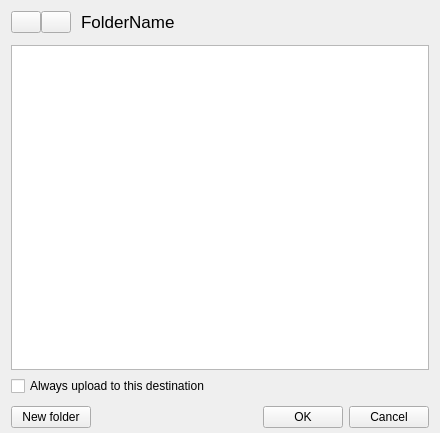
Old version of the form src/MEGASync/gui/node_selector/gui/linux/NodeSelectorTreeViewWidget.ui in the repository meganz/MEGAsync.
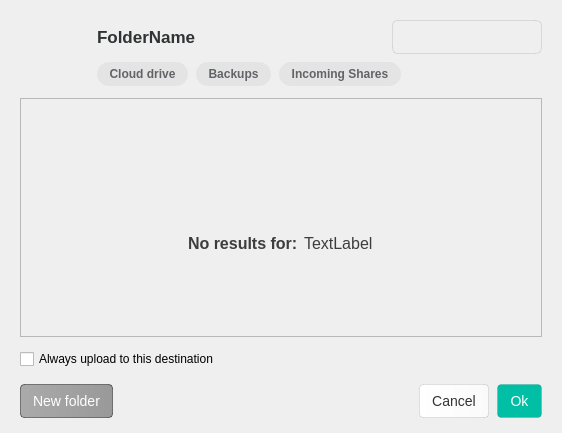
New version of the form. The open tabs and pages were chosen to show the change. Icons and pictures are not drawn. Custom widgets are drawn as their Qt base class.

Commit message: SNC-2928 and SNC-3195. Add search feature to File picker dialog

Diff of the .ui file:
```diff
--- a/src/MEGASync/gui/node_selector/gui/linux/NodeSelectorTreeViewWidget.ui
+++ b/src/MEGASync/gui/node_selector/gui/linux/NodeSelectorTreeViewWidget.ui
@@ -6,56 +6,75 @@
    <rect>
     <x>0</x>
     <y>0</y>
-    <width>440</width>
+    <width>562</width>
     <height>433</height>
    </rect>
   </property>
   <property name="windowTitle">
    <string notr="true"/>
   </property>
-  <layout class="QVBoxLayout" name="verticalLayout">
+  <property name="styleSheet">
+   <string notr="true">QToolButton
+{
+border:none;
+}</string>
+  </property>
+  <layout class="QVBoxLayout" name="NodeSelectorWidgetLayout">
+   <property name="spacing">
+    <number>12</number>
+   </property>
+   <property name="leftMargin">
+    <number>20</number>
+   </property>
+   <property name="topMargin">
+    <number>20</number>
+   </property>
+   <property name="rightMargin">
+    <number>20</number>
+   </property>
    <property name="bottomMargin">
-    <number>5</number>
+    <number>15</number>
    </property>
    <item>
-    <layout class="QHBoxLayout" name="horizontalLayout_3">
-     <property name="spacing">
-      <number>0</number>
-     </property>
+    <layout class="QGridLayout" name="gridLayout">
      <property name="topMargin">
       <number>0</number>
      </property>
      <property name="bottomMargin">
-      <number>6</number>
+      <number>0</number>
      </property>
-     <item alignment="Qt::AlignVCenter">
-      <widget class="QPushButton" name="bBack">
-       <property name="maximumSize">
+     <property name="horizontalSpacing">
+      <number>2</number>
+     </property>
+     <property name="verticalSpacing">
+      <number>8</number>
+     </property>
+     <item row="0" column="10">
+      <widget class="SearchLineEdit" name="leSearch">
+       <property name="minimumSize">
         <size>
-         <width>30</width>
-         <height>16777215</height>
+         <width>150</width>
+         <height>34</height>
         </size>
        </property>
        <property name="styleSheet">
-        <string notr="true"/>
+        <string notr="true">QFrame{
+border-radius:6px;
+border-width:1px 1px 1px 1px;
+border-style:solid;
+border-color:rgba(0,0,0,0.1);
+min-height:32px;
+}</string>
        </property>
-       <property name="text">
-        <string/>
+       <property name="frameShape">
+        <enum>QFrame::StyledPanel</enum>
        </property>
-       <property name="icon">
-        <iconset resource="../../../Resources_linux.qrc">
-         <normaloff>:/images/node_selector/arrow-left-ico.png</normaloff>
-         <disabledoff>:/images/node_selector/arrow-left-disabled-ico.png</disabledoff>:/images/node_selector/arrow-left-ico.png</iconset>
-       </property>
-       <property name="iconSize">
-        <size>
-         <width>16</width>
-         <height>16</height>
-        </size>
+       <property name="frameShadow">
+        <enum>QFrame::Plain</enum>
        </property>
       </widget>
      </item>
-     <item alignment="Qt::AlignVCenter">
+     <item row="0" column="1">
       <widget class="QPushButton" name="bForward">
        <property name="maximumSize">
         <size>
@@ -63,6 +82,16 @@
          <height>16777215</height>
         </size>
        </property>
+       <property name="cursor">
+        <cursorShape>PointingHandCursor</cursorShape>
+       </property>
+       <property name="styleSheet">
+        <string notr="true">QPushButton {
+    border: none;
+    background-color: transparent;
+    padding: 0px;
+}</string>
+       </property>
        <property name="text">
         <string/>
        </property>
@@ -73,13 +102,13 @@
        </property>
        <property name="iconSize">
         <size>
-         <width>16</width>
-         <height>16</height>
+         <width>24</width>
+         <height>24</height>
         </size>
        </property>
       </widget>
      </item>
-     <item>
+     <item row="0" column="2">
       <spacer name="horizontalSpacer_5">
        <property name="orientation">
         <enum>Qt::Horizontal</enum>
@@ -89,18 +118,139 @@
        </property>
        <property name="sizeHint" stdset="0">
         <size>
-         <width>10</width>
+         <width>13</width>
          <height>20</height>
         </size>
        </property>
       </spacer>
      </item>
-     <item alignment="Qt::AlignHCenter|Qt::AlignVCenter">
+     <item row="0" column="4">
+      <widget class="QLabel" name="searchingText">
+       <property name="styleSheet">
+        <string notr="true">*{
+font-size:17px;
+color:#3D3D3D;
+}</string>
+       </property>
+       <property name="text">
+        <string notr="true"/>
+       </property>
+      </widget>
+     </item>
+     <item row="0" column="5">
+      <spacer name="syncSpacer">
+       <property name="orientation">
+        <enum>Qt::Horizontal</enum>
+       </property>
+       <property name="sizeType">
+        <enum>QSizePolicy::Fixed</enum>
+       </property>
+       <property name="sizeHint" stdset="0">
+        <size>
+         <width>13</width>
+         <height>20</height>
+        </size>
+       </property>
+      </spacer>
+     </item>
+     <item row="0" column="6">
+      <widget class="QLabel" name="lIcon">
+       <property name="minimumSize">
+        <size>
+         <width>0</width>
+         <height>0</height>
+        </size>
+       </property>
+       <property name="maximumSize">
+        <size>
+         <width>16777215</width>
+         <height>16777215</height>
+        </size>
+       </property>
+       <property name="text">
+        <string notr="true"/>
+       </property>
+       <property name="alignment">
+        <set>Qt::AlignCenter</set>
+       </property>
+       <property name="margin">
+        <number>0</number>
+       </property>
+       <property name="indent">
+        <number>-1</number>
+       </property>
+      </widget>
+     </item>
+     <item row="0" column="0">
+      <widget class="QPushButton" name="bBack">
+       <property name="maximumSize">
+        <size>
+         <width>30</width>
+         <height>16777215</height>
+        </size>
+       </property>
+       <property name="cursor">
+        <cursorShape>PointingHandCursor</cursorShape>
+       </property>
+       <property name="styleSheet">
+        <string notr="true">QPushButton {
+    border: none;
+    background-color: transparent;
+    padding: 0px;
+}
+</string>
+       </property>
+       <property name="text">
+        <string/>
+       </property>
+       <property name="icon">
+        <iconset resource="../../../Resources_linux.qrc">
+         <normaloff>:/images/node_selector/chevron-left-active.png</normaloff>
+         <disabledoff>:/images/node_selector/chevron-left.png</disabledoff>:/images/node_selector/chevron-left-active.png</iconset>
+       </property>
+       <property name="iconSize">
+        <size>
+         <width>24</width>
+         <height>24</height>
+        </size>
+       </property>
+      </widget>
+     </item>
+     <item row="0" column="9">
+      <spacer name="horizontalSpacer_4">
+       <property name="orientation">
+        <enum>Qt::Horizontal</enum>
+       </property>
+       <property name="sizeHint" stdset="0">
+        <size>
+         <width>40</width>
+         <height>20</height>
+        </size>
+       </property>
+      </spacer>
+     </item>
+     <item row="0" column="7">
+      <spacer name="avatarSpacer">
+       <property name="orientation">
+        <enum>Qt::Horizontal</enum>
+       </property>
+       <property name="sizeType">
+        <enum>QSizePolicy::Fixed</enum>
+       </property>
+       <property name="sizeHint" stdset="0">
+        <size>
+         <width>13</width>
+         <height>20</height>
+        </size>
+       </property>
+      </spacer>
+     </item>
+     <item row="0" column="3">
       <widget class="QLabel" name="lFolderName">
        <property name="font">
         <font>
          <pointsize>-1</pointsize>
-         <bold>false</bold>
+         <bold>true</bold>
          <strikeout>false</strikeout>
          <kerning>false</kerning>
         </font>
@@ -108,6 +258,8 @@
        <property name="styleSheet">
         <string notr="true">QLabel{
 font-size:17px;
+font-weight: bold;
+color:#303233;
 }</string>
        </property>
        <property name="text">
@@ -115,67 +267,7 @@
        </property>
       </widget>
      </item>
-     <item>
-      <spacer name="syncSpacer">
-       <property name="orientation">
-        <enum>Qt::Horizontal</enum>
-       </property>
-       <property name="sizeType">
-        <enum>QSizePolicy::Fixed</enum>
-       </property>
-       <property name="sizeHint" stdset="0">
-        <size>
-         <width>10</width>
-         <height>20</height>
-        </size>
-       </property>
-      </spacer>
-     </item>
-     <item>
-      <widget class="QLabel" name="lIcon">
-       <property name="minimumSize">
-        <size>
-         <width>0</width>
-         <height>0</height>
-        </size>
-       </property>
-       <property name="maximumSize">
-        <size>
-         <width>16777215</width>
-         <height>16777215</height>
-        </size>
-       </property>
-       <property name="text">
-        <string/>
-       </property>
-       <property name="alignment">
-        <set>Qt::AlignCenter</set>
-       </property>
-       <property name="margin">
-        <number>0</number>
-       </property>
-       <property name="indent">
-        <number>-1</number>
-       </property>
-      </widget>
-     </item>
-     <item>
-      <spacer name="avatarSpacer">
-       <property name="orientation">
-        <enum>Qt::Horizontal</enum>
-       </property>
-       <property name="sizeType">
-        <enum>QSizePolicy::Fixed</enum>
-       </property>
-       <property name="sizeHint" stdset="0">
-        <size>
-         <width>10</width>
-         <height>20</height>
-        </size>
-       </property>
-      </spacer>
-     </item>
-     <item>
+     <item row="0" column="8">
       <widget class="QLabel" name="lOwnerIcon">
        <property name="minimumSize">
         <size>
@@ -197,15 +289,215 @@
        </property>
       </widget>
      </item>
-     <item>
-      <spacer name="horizontalSpacer_4">
+     <item row="1" column="3" colspan="8" alignment="Qt::AlignLeft">
+      <widget class="QWidget" name="searchButtonsWidget" native="true">
+       <property name="minimumSize">
+        <size>
+         <width>0</width>
+         <height>0</height>
+        </size>
+       </property>
+       <property name="maximumSize">
+        <size>
+         <width>16777215</width>
+         <height>24</height>
+        </size>
+       </property>
+       <property name="styleSheet">
+        <string notr="true">QToolButton
+{
+  border-radius: 12px;
+  font-weight: 600;
+  height:24px;
+  padding-left:8px;
+  padding-right:8px;
+  background-color: rgba(0, 0, 0, 0.05);
+  color:#616366;
+}
+
+QToolButton:checked
+{
+  background-color: #04101E;
+  color:#FAFAFB;
+}
+
+QToolButton:hover
+{
+  background-color: rgba(0, 0, 0, 0.1);
+  color:#616366;
+}
+
+
+QToolButton:pressed
+{
+  background-color: rgba(0, 0, 0, 0.2);
+  color:#616366;
+}
+</string>
+       </property>
+       <layout class="QHBoxLayout" name="horizontalLayout_2">
+        <property name="spacing">
+         <number>8</number>
+        </property>
+        <property name="leftMargin">
+         <number>0</number>
+        </property>
+        <property name="topMargin">
+         <number>0</number>
+        </property>
+        <property name="bottomMargin">
+         <number>0</number>
+        </property>
+        <item>
+         <widget class="QToolButton" name="cloudDriveSearch">
+          <property name="cursor">
+           <cursorShape>PointingHandCursor</cursorShape>
+          </property>
+          <property name="tabletTracking">
+           <bool>false</bool>
+          </property>
+          <property name="autoFillBackground">
+           <bool>false</bool>
+          </property>
+          <property name="styleSheet">
+           <string notr="true"/>
+          </property>
+          <property name="text">
+           <string>Cloud drive</string>
+          </property>
+          <property name="icon">
+           <iconset resource="../../../Resources_linux.qrc">
+            <normaloff>:/images/node_selector/search_filter/small_cloud_default.png</normaloff>:/images/node_selector/search_filter/small_cloud_default.png</iconset>
+          </property>
+          <property name="iconSize">
+           <size>
+            <width>16</width>
+            <height>16</height>
+           </size>
+          </property>
+          <property name="checkable">
+           <bool>true</bool>
+          </property>
+          <property name="autoExclusive">
+           <bool>false</bool>
+          </property>
+          <property name="toolButtonStyle">
+           <enum>Qt::ToolButtonTextBesideIcon</enum>
+          </property>
+          <property name="default_icon" stdset="0">
+           <string notr="true">qrc:/images/node_selector/search_filter/small_cloud_default.png</string>
+          </property>
+          <property name="not_change_text_color" stdset="0">
+           <bool>true</bool>
+          </property>
+          <property name="icon_spacing" stdset="0">
+           <UInt>6</UInt>
+          </property>
+          <property name="hover_selected" stdset="0">
+           <bool>true</bool>
+          </property>
+          <attribute name="buttonGroup">
+           <string notr="true">searchFilterButtonGroup</string>
+          </attribute>
+         </widget>
+        </item>
+        <item>
+         <widget class="QToolButton" name="backupsSearch">
+          <property name="cursor">
+           <cursorShape>PointingHandCursor</cursorShape>
+          </property>
+          <property name="text">
+           <string>Backups</string>
+          </property>
+          <property name="icon">
+           <iconset resource="../../../Resources_linux.qrc">
+            <normaloff>:/images/node_selector/search_filter/small_database_default.png</normaloff>:/images/node_selector/search_filter/small_database_default.png</iconset>
+          </property>
+          <property name="iconSize">
+           <size>
+            <width>16</width>
+            <height>16</height>
+           </size>
+          </property>
+          <property name="checkable">
+           <bool>true</bool>
+          </property>
+          <property name="toolButtonStyle">
+           <enum>Qt::ToolButtonTextBesideIcon</enum>
+          </property>
+          <property name="default_icon" stdset="0">
+           <string notr="true">qrc:/images/node_selector/search_filter/small_database_default.png</string>
+          </property>
+          <property name="not_change_text_color" stdset="0">
+           <bool>true</bool>
+          </property>
+          <property name="icon_spacing" stdset="0">
+           <UInt>6</UInt>
+          </property>
+          <property name="hover_selected" stdset="0">
+           <bool>true</bool>
+          </property>
+          <attribute name="buttonGroup">
+           <string notr="true">searchFilterButtonGroup</string>
+          </attribute>
+         </widget>
+        </item>
+        <item>
+         <widget class="QToolButton" name="incomingSharesSearch">
+          <property name="cursor">
+           <cursorShape>PointingHandCursor</cursorShape>
+          </property>
+          <property name="text">
+           <string>Incoming Shares</string>
+          </property>
+          <property name="icon">
+           <iconset resource="../../../Resources_linux.qrc">
+            <normaloff>:/images/node_selector/search_filter/small_folder_default.png</normaloff>:/images/node_selector/search_filter/small_folder_default.png</iconset>
+          </property>
+          <property name="iconSize">
+           <size>
+            <width>16</width>
+            <height>16</height>
+           </size>
+          </property>
+          <property name="checkable">
+           <bool>true</bool>
+          </property>
+          <property name="toolButtonStyle">
+           <enum>Qt::ToolButtonTextBesideIcon</enum>
+          </property>
+          <property name="default_icon" stdset="0">
+           <string notr="true">qrc:/images/node_selector/search_filter/small_folder_default.png</string>
+          </property>
+          <property name="not_change_text_color" stdset="0">
+           <bool>true</bool>
+          </property>
+          <property name="icon_spacing" stdset="0">
+           <UInt>6</UInt>
+          </property>
+          <property name="hover_selected" stdset="0">
+           <bool>true</bool>
+          </property>
+          <attribute name="buttonGroup">
+           <string notr="true">searchFilterButtonGroup</string>
+          </attribute>
+         </widget>
+        </item>
+       </layout>
+      </widget>
+     </item>
+     <item row="1" column="2">
+      <spacer name="verticalSpacer_3">
        <property name="orientation">
-        <enum>Qt::Horizontal</enum>
+        <enum>Qt::Vertical</enum>
+       </property>
+       <property name="sizeType">
+        <enum>QSizePolicy::Fixed</enum>
        </property>
        <property name="sizeHint" stdset="0">
         <size>
-         <width>40</width>
-         <height>20</height>
+         <width>0</width>
+         <height>7</height>
         </size>
        </property>
       </spacer>
@@ -213,20 +505,43 @@
     </layout>
    </item>
    <item>
-    <widget class="NodeSelectorTreeView" name="tMegaFolders">
-     <property name="font">
-      <font>
-       <pointsize>-1</pointsize>
-      </font>
+    <widget class="QStackedWidget" name="stackedWidget">
+     <property name="currentIndex">
+      <number>0</number>
      </property>
-     <property name="focusPolicy">
-      <enum>Qt::StrongFocus</enum>
-     </property>
-     <property name="styleSheet">
-      <string notr="true">QTreeView {
+     <widget class="QWidget" name="treeViewPage">
+      <layout class="QVBoxLayout" name="verticalLayout_2">
+       <property name="leftMargin">
+        <number>0</number>
+       </property>
+       <property name="topMargin">
+        <number>0</number>
+       </property>
+       <property name="rightMargin">
+        <number>0</number>
+       </property>
+       <property name="bottomMargin">
+        <number>0</number>
+       </property>
+       <item>
+        <widget class="NodeSelectorTreeView" name="tMegaFolders">
+         <property name="font">
+          <font>
+           <family>SF Pro Display</family>
+           <pointsize>-1</pointsize>
+           <bold>false</bold>
+          </font>
+         </property>
+         <property name="focusPolicy">
+          <enum>Qt::StrongFocus</enum>
+         </property>
+         <property name="styleSheet">
+          <string notr="true">QTreeView {
     show-decoration-selected: 1;
 	selection-background-color: #3393df;
-	 font-size: 12px;
+    font-family:SF Pro Display;
+	 font-size: 14px;
+	font-weight:400;
  	qproperty-indentation: 18; 
 	outline:0;
 }
@@ -254,6 +569,10 @@
     background-color: #3393df;
 }
 
+QTreeView::branch {
+padding-top:2px;
+}
+
 QTreeView::branch:selected:closed:has-children:adjoins-item {
     border-image: none;
 	image:url(://images/node_selector/Icon-Small-Arrow-Left-hover.png) ;
@@ -274,50 +593,245 @@
     image: url(://images/node_selector/Icon-Small-Arrow-Down.png) ;
 }
 
+QHeaderView
+{
+font-size: 12px;
+background: #FFFFFF;
+font-weight:400;
+color:#303233;
+padding-top: 2px;
+font-family:SF Pro Display;
+}
 
+QHeaderView::section {
+background: #FFFFFF;
+border-left:1px solid #dadada;			
+border-top:0 px;
+border-bottom:0px;					 					 				 					 	
+border-right:0px;
+padding-left:8px;
+padding-top: 3px;
+}
 
 
+QHeaderView::section::first
+{
+border-left:0px;		
+}
+
+QHeaderView::down-arrow { 
+width: 4px; height:6px;
+subcontrol-position: right;
+top:-2px;
+left:0px;
+padding-right:10px;
+} 
+
+QHeaderView::up-arrow {
+width: 4px; height:6px;
+subcontrol-position: right;
+top:-2px;
+left:0px;
+padding-right:10px;
+} 
+
+
+QScrollBar:vertical
+{
+    background: #f6f6f6;
+    width: 15px;
+    border-left: 1px solid #E4E4E4;
+}
+
+QScrollBar::sub-line:vertical, QScrollBar::add-line:vertical
+{
+    border: none;
+    background: none;
+    width:0px;
+    height:0px;
+}
+
+QScrollBar::handle:vertical
+{
+    background: #c0c0c0;
+    min-height: 20px;
+    border-radius: 4px;
+    margin: 3px 4px 3px 2px;
+}
+
 </string>
-     </property>
-     <property name="frameShape">
-      <enum>QFrame::StyledPanel</enum>
-     </property>
-     <property name="frameShadow">
-      <enum>QFrame::Plain</enum>
-     </property>
-     <property name="alternatingRowColors">
-      <bool>true</bool>
-     </property>
-     <property name="selectionMode">
-      <enum>QAbstractItemView::SingleSelection</enum>
-     </property>
-     <property name="iconSize">
-      <size>
-       <width>22</width>
-       <height>22</height>
-      </size>
-     </property>
-     <property name="autoExpandDelay">
-      <number>-1</number>
-     </property>
-     <property name="indentation">
-      <number>18</number>
-     </property>
-     <property name="animated">
-      <bool>true</bool>
-     </property>
-     <property name="allColumnsShowFocus">
-      <bool>false</bool>
-     </property>
-     <property name="expandsOnDoubleClick">
-      <bool>false</bool>
-     </property>
-     <attribute name="headerMinimumSectionSize">
-      <number>35</number>
-     </attribute>
-     <attribute name="headerDefaultSectionSize">
-      <number>35</number>
-     </attribute>
+         </property>
+         <property name="frameShape">
+          <enum>QFrame::StyledPanel</enum>
+         </property>
+         <property name="frameShadow">
+          <enum>QFrame::Plain</enum>
+         </property>
+         <property name="alternatingRowColors">
+          <bool>true</bool>
+         </property>
+         <property name="selectionMode">
+          <enum>QAbstractItemView::SingleSelection</enum>
+         </property>
+         <property name="iconSize">
+          <size>
+           <width>22</width>
+           <height>22</height>
+          </size>
+         </property>
+         <property name="autoExpandDelay">
+          <number>-1</number>
+         </property>
+         <property name="indentation">
+          <number>18</number>
+         </property>
+         <property name="animated">
+          <bool>true</bool>
+         </property>
+         <property name="allColumnsShowFocus">
+          <bool>false</bool>
+         </property>
+         <property name="expandsOnDoubleClick">
+          <bool>false</bool>
+         </property>
+         <attribute name="headerMinimumSectionSize">
+          <number>35</number>
+         </attribute>
+         <attribute name="headerDefaultSectionSize">
+          <number>35</number>
+         </attribute>
+        </widget>
+       </item>
+      </layout>
+     </widget>
+     <widget class="QWidget" name="emptyPage">
+      <layout class="QVBoxLayout" name="verticalLayout_3">
+       <property name="leftMargin">
+        <number>0</number>
+       </property>
+       <property name="topMargin">
+        <number>0</number>
+       </property>
+       <property name="rightMargin">
+        <number>0</number>
+       </property>
+       <property name="bottomMargin">
+        <number>0</number>
+       </property>
+       <item>
+        <widget class="QFrame" name="frame">
+         <property name="frameShape">
+          <enum>QFrame::StyledPanel</enum>
+         </property>
+         <property name="frameShadow">
+          <enum>QFrame::Plain</enum>
+         </property>
+         <layout class="QVBoxLayout" name="verticalLayout">
+          <property name="spacing">
+           <number>0</number>
+          </property>
+          <item>
+           <spacer name="verticalSpacer">
+            <property name="orientation">
+             <enum>Qt::Vertical</enum>
+            </property>
+            <property name="sizeHint" stdset="0">
+             <size>
+              <width>20</width>
+              <height>40</height>
+             </size>
+            </property>
+           </spacer>
+          </item>
+          <item alignment="Qt::AlignHCenter|Qt::AlignVCenter">
+           <widget class="QToolButton" name="emptyIcon">
+            <property name="text">
+             <string notr="true"/>
+            </property>
+            <property name="icon">
+             <iconset resource="../../../Resources_linux.qrc">
+              <normaloff>:/images/node_selector/view/cloud.png</normaloff>:/images/node_selector/view/cloud.png</iconset>
+            </property>
+            <property name="iconSize">
+             <size>
+              <width>48</width>
+              <height>48</height>
+             </size>
+            </property>
+           </widget>
+          </item>
+          <item alignment="Qt::AlignHCenter">
+           <widget class="QWidget" name="searchEmptyInfoWidget" native="true">
+            <property name="minimumSize">
+             <size>
+              <width>0</width>
+              <height>0</height>
+             </size>
+            </property>
+            <property name="styleSheet">
+             <string notr="true"/>
+            </property>
+            <layout class="QHBoxLayout" name="horizontalLayout_4">
+             <item alignment="Qt::AlignRight">
+              <widget class="QLabel" name="textLabel">
+               <property name="font">
+                <font>
+                 <pointsize>-1</pointsize>
+                 <bold>true</bold>
+                </font>
+               </property>
+               <property name="styleSheet">
+                <string notr="true">*{
+color:#3D3D3D;
+font-size:16px;
+}</string>
+               </property>
+               <property name="text">
+                <string>No results for:</string>
+               </property>
+              </widget>
+             </item>
+             <item alignment="Qt::AlignLeft">
+              <widget class="QLabel" name="searchNotFoundText">
+               <property name="font">
+                <font>
+                 <pointsize>-1</pointsize>
+                 <bold>false</bold>
+                </font>
+               </property>
+               <property name="styleSheet">
+                <string notr="true">*{
+color:#3D3D3D;
+font-size:16px;
+font-weigth:400;
+}</string>
+               </property>
+               <property name="text">
+                <string notr="true">TextLabel</string>
+               </property>
+              </widget>
+             </item>
+            </layout>
+           </widget>
+          </item>
+          <item>
+           <spacer name="verticalSpacer_2">
+            <property name="orientation">
+             <enum>Qt::Vertical</enum>
+            </property>
+            <property name="sizeHint" stdset="0">
+             <size>
+              <width>20</width>
+              <height>40</height>
+             </size>
+            </property>
+           </spacer>
+          </item>
+         </layout>
+        </widget>
+       </item>
+      </layout>
+     </widget>
     </widget>
    </item>
    <item>
@@ -332,15 +846,29 @@
      <property name="maximumSize">
       <size>
        <width>16777215</width>
-       <height>26</height>
+       <height>40</height>
       </size>
      </property>
+     <property name="styleSheet">
+      <string notr="true">QPushButton
+{
+min-height:32px;
+padding-left:12px;
+padding-right:12px;
+font-size:14px;
+font-weight: 400;
+border-radius:4px;
+}</string>
+     </property>
      <layout class="QHBoxLayout" name="horizontalLayout">
+      <property name="spacing">
+       <number>8</number>
+      </property>
       <property name="leftMargin">
        <number>0</number>
       </property>
       <property name="topMargin">
-       <number>4</number>
+       <number>3</number>
       </property>
       <property name="rightMargin">
        <number>0</number>
@@ -350,9 +878,42 @@
       </property>
       <item>
        <widget class="QPushButton" name="bNewFolder">
+        <property name="cursor">
+         <cursorShape>PointingHandCursor</cursorShape>
+        </property>
+        <property name="styleSheet">
+         <string notr="true">
+QPushButton
+{
+background-color:qlineargradient( x1:0 y1:0, x2:1 y2:0, stop:0 #AAAAAA, stop:1 #999999);
+color:#FFFFFF;
+border: 1px solid rgba(0, 0, 0, 0.44);
+}
+
+QPushButton:disabled
+{
+background-color: qlineargradient( x1:0 y1:0, x2:1 y2:0, stop:0 rgba(170, 170, 170, 0.3), stop:1 rgba(153, 153, 153, 0.3));
+border: 1px solid rgba(0, 0, 0, 0.15);
+}
+
+QPushButton::hover
+{
+background-color:qlineargradient( x1:0 y1:0, x2:1 y2:0, stop:0 #8D8D8D, stop:1 #7A7A7A);
+}</string>
+        </property>
         <property name="text">
          <string>New folder</string>
         </property>
+        <property name="icon">
+         <iconset resource="../../../Resources_linux.qrc">
+          <normaloff>:/images/node_selector/plus.png</normaloff>:/images/node_selector/plus.png</iconset>
+        </property>
+        <property name="iconSize">
+         <size>
+          <width>16</width>
+          <height>16</height>
+         </size>
+        </property>
        </widget>
       </item>
       <item>
@@ -368,20 +929,65 @@
         </property>
        </spacer>
       </item>
-      <item>
-       <widget class="QPushButton" name="bOk">
-        <property name="text">
-         <string>OK</string>
-        </property>
-       </widget>
-      </item>
       <item>
        <widget class="QPushButton" name="bCancel">
+        <property name="cursor">
+         <cursorShape>PointingHandCursor</cursorShape>
+        </property>
+        <property name="styleSheet">
+         <string notr="true">QPushButton
+{
+background-color:qlineargradient( x1:0 y1:0, x2:1 y2:0, stop:0 #FFFFFF, stop:1 #FAFAFA);
+color:#333333;
+border: 1px solid rgba(0, 0, 0, 0.1);
+}
+
+QPushButton:disabled
+{
+color: rgba(51, 51, 51, 0.3);
+}
+
+QPushButton:hover
+{
+background-color:qlineargradient( x1:0 y1:0, x2:1 y2:0, stop:0 #FAFAFA, stop:1 #F2F2F2);
+color:#333333;
+}</string>
+        </property>
         <property name="text">
          <string>Cancel</string>
         </property>
        </widget>
       </item>
+      <item>
+       <widget class="QPushButton" name="bOk">
+        <property name="cursor">
+         <cursorShape>PointingHandCursor</cursorShape>
+        </property>
+        <property name="styleSheet">
+         <string notr="true">QPushButton
+{
+background:#00BFA5;
+border: 1px solid rgba(0, 0, 0, 0.1);
+color:#FFFFFF;
+}
+
+QPushButton:disabled
+{
+background: rgba(0, 191, 165, 0.3);
+color:#FFFFFF;
+}
+
+QPushButton:hover
+{
+background: #00A787;
+color:#FFFFFF;
+}</string>
+        </property>
+        <property name="text">
+         <string>Ok</string>
+        </property>
+       </widget>
+      </item>
      </layout>
     </widget>
    </item>
@@ -391,7 +997,13 @@
   <customwidget>
    <class>NodeSelectorTreeView</class>
    <extends>QTreeView</extends>
-   <header>node_selector/gui/NodeSelectorTreeView.h</header>
+   <header>gui/node_selector/gui/NodeSelectorTreeView.h</header>
+  </customwidget>
+  <customwidget>
+   <class>SearchLineEdit</class>
+   <extends>QFrame</extends>
+   <header>gui/node_selector/gui/SearchLineEdit.h</header>
+   <container>1</container>
   </customwidget>
  </customwidgets>
  <resources>
```
Left out of the diff: 9 changed lines with no effect on the pictures. The commit also changes 168 other files.
